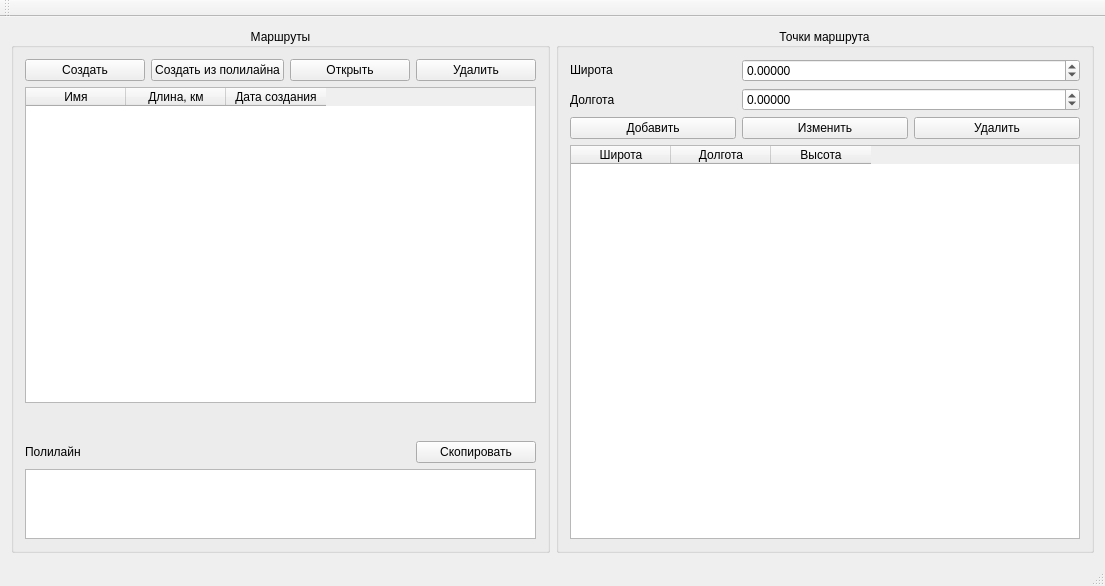
Old version of the form mainwindow.ui in the repository MikeGus/polyline.
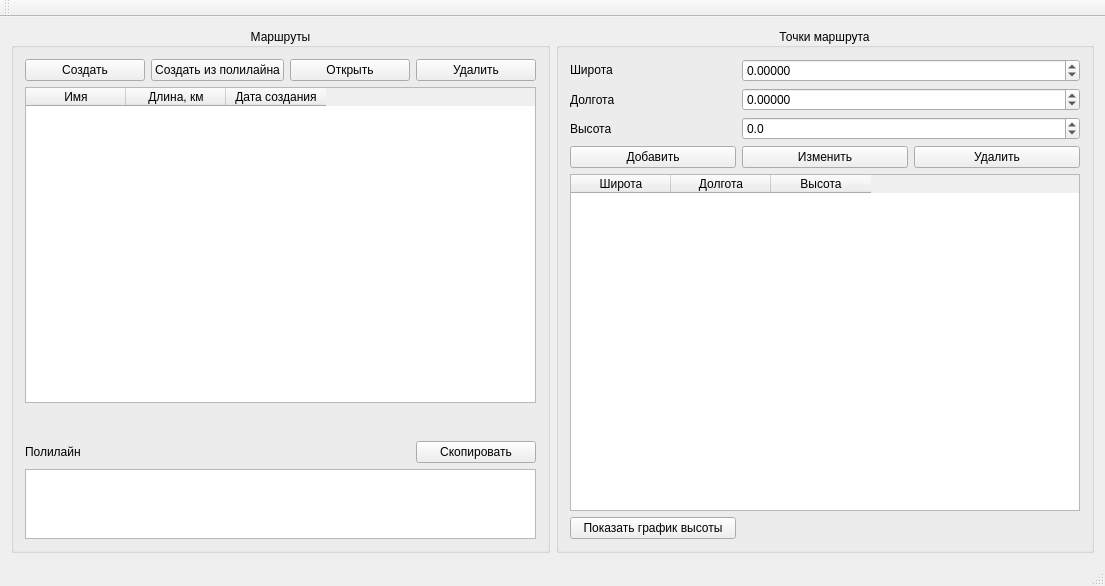
New version of the form.

Commit message: Implemented height graph

Diff of the .ui file:
```diff
--- a/mainwindow.ui
+++ b/mainwindow.ui
@@ -152,28 +152,28 @@
          </property>
         </widget>
        </item>
-       <item row="3" column="0">
+       <item row="4" column="0">
         <widget class="QPushButton" name="createWaypointButton">
          <property name="text">
           <string>Добавить</string>
          </property>
         </widget>
        </item>
-       <item row="3" column="1">
+       <item row="4" column="1">
         <widget class="QPushButton" name="changeWaypointButton">
          <property name="text">
           <string>Изменить</string>
          </property>
         </widget>
        </item>
-       <item row="3" column="2">
+       <item row="4" column="2">
         <widget class="QPushButton" name="deleteWaypointButton">
          <property name="text">
           <string>Удалить</string>
          </property>
         </widget>
        </item>
-       <item row="4" column="0" colspan="3">
+       <item row="6" column="0" colspan="3">
         <widget class="QTableWidget" name="pointTableWidget">
          <column>
           <property name="text">
@@ -192,6 +192,33 @@
          </column>
         </widget>
        </item>
+       <item row="2" column="1" colspan="2">
+        <widget class="QDoubleSpinBox" name="heightDoubleSpinBox">
+         <property name="decimals">
+          <number>1</number>
+         </property>
+         <property name="minimum">
+          <double>-12000.000000000000000</double>
+         </property>
+         <property name="maximum">
+          <double>12000.000000000000000</double>
+         </property>
+        </widget>
+       </item>
+       <item row="2" column="0">
+        <widget class="QLabel" name="label_4">
+         <property name="text">
+          <string>Высота</string>
+         </property>
+        </widget>
+       </item>
+       <item row="7" column="0">
+        <widget class="QPushButton" name="showGraphButton">
+         <property name="text">
+          <string>Показать график высоты</string>
+         </property>
+        </widget>
+       </item>
       </layout>
      </widget>
     </item>
```
The commit also changes 9 other files.
